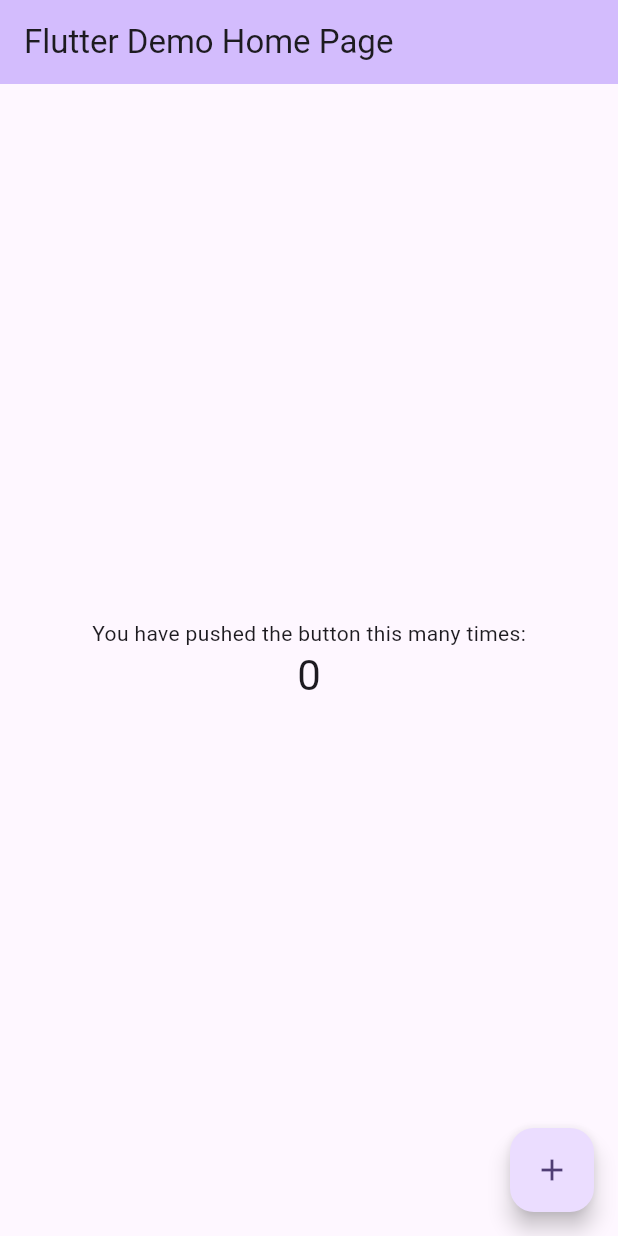
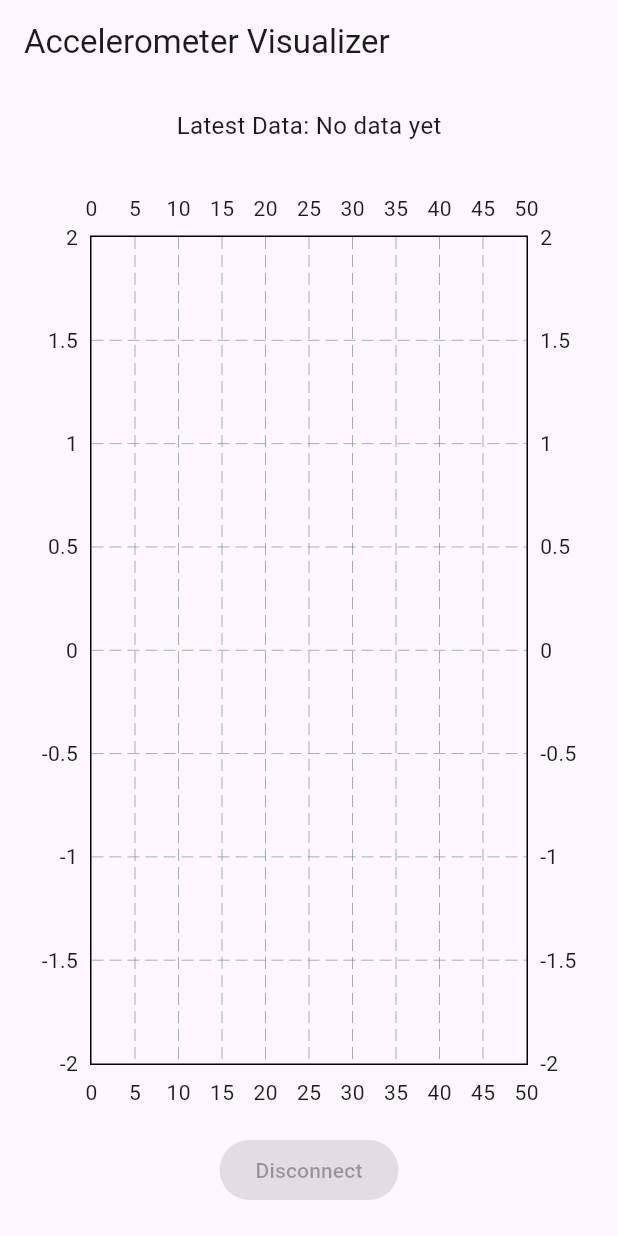
Before and after one commit to parispoll/RepTracker, a Flutter app: the screen it shows after launch, on a phone screen of 412 x 824 dp. Run offline on Flutter 3.47's test engine with Material 3 defaults, Android fonts, the light colour scheme and no system bars; drawn by our look-alikes of fl_chart; our stand-ins replace flutter_blue_plus, permission_handler.

Commit message:
visualize data

```diff
--- a/lib/main.dart
+++ b/lib/main.dart
@@ -1,122 +1,222 @@
 import 'package:flutter/material.dart';
+import 'package:flutter_blue_plus/flutter_blue_plus.dart';
+import 'package:permission_handler/permission_handler.dart';
+import 'package:fl_chart/fl_chart.dart';
 
 void main() {
-  runApp(const MyApp());
+  runApp(MyApp());
 }
 
 class MyApp extends StatelessWidget {
-  const MyApp({super.key});
-
-  // This widget is the root of your application.
   @override
   Widget build(BuildContext context) {
     return MaterialApp(
-      title: 'Flutter Demo',
-      theme: ThemeData(
-        // This is the theme of your application.
-        //
-        // TRY THIS: Try running your application with "flutter run". You'll see
-        // the application has a purple toolbar. Then, without quitting the app,
-        // try changing the seedColor in the colorScheme below to Colors.green
-        // and then invoke "hot reload" (save your changes or press the "hot
-        // reload" button in a Flutter-supported IDE, or press "r" if you used
-        // the command line to start the app).
-        //
-        // Notice that the counter didn't reset back to zero; the application
-        // state is not lost during the reload. To reset the state, use hot
-        // restart instead.
-        //
-        // This works for code too, not just values: Most code changes can be
-        // tested with just a hot reload.
-        colorScheme: ColorScheme.fromSeed(seedColor: Colors.deepPurple),
-      ),
-      home: const MyHomePage(title: 'Flutter Demo Home Page'),
+      home: AccelerometerVisualizer(),
     );
   }
 }
 
-class MyHomePage extends StatefulWidget {
-  const MyHomePage({super.key, required this.title});
+class AccelerometerVisualizer extends StatefulWidget {
+  @override
+  _AccelerometerVisualizerState createState() => _AccelerometerVisualizerState();
+}
 
-  // This widget is the home page of your application. It is stateful, meaning
-  // that it has a State object (defined below) that contains fields that affect
-  // how it looks.
-
-  // This class is the configuration for the state. It holds the values (in this
-  // case the title) provided by the parent (in this case the App widget) and
-  // used by the build method of the State. Fields in a Widget subclass are
-  // always marked "final".
-
-  final String title;
+class _AccelerometerVisualizerState extends State<AccelerometerVisualizer> {
+  BluetoothDevice? targetDevice;
+  BluetoothCharacteristic? targetCharacteristic;
+  String accelData = "No data yet";
+  static const String arduinoMacAddress = "D4:AB:D0:31:C3:3F";
+  List<double> xData = [];
+  List<double> yData = [];
+  List<double> zData = [];
+  final int maxPoints = 50;
 
   @override
-  State<MyHomePage> createState() => _MyHomePageState();
+  void initState() {
+    super.initState();
+    requestPermissions().then((granted) {
+      if (granted) {
+        startScanning();
+      } else {
+        setState(() {
+          accelData = "Permissions denied. Enable Bluetooth and Location in Settings.";
+        });
+      }
+    });
   }
 
-class _MyHomePageState extends State<MyHomePage> {
-  int _counter = 0;
+  Future<bool> requestPermissions() async {
+    Map<Permission, PermissionStatus> statuses = await [
+      Permission.bluetoothScan,
+      Permission.bluetoothConnect,
+      Permission.location,
+    ].request();
 
-  void _incrementCounter() {
+    bool allGranted = statuses[Permission.bluetoothScan]!.isGranted &&
+        statuses[Permission.bluetoothConnect]!.isGranted &&
+        statuses[Permission.location]!.isGranted;
+
+    if (!allGranted) {
+      print("Permissions status: $statuses");
+      openAppSettings();
+    }
+    return allGranted;
+  }
+
+  void startScanning() async {
+    try {
+      print("Checking Bluetooth support...");
+      if (!await FlutterBluePlus.isSupported) {
+        setState(() => accelData = "Bluetooth not supported");
+        return;
+      }
+
+      print("Checking Bluetooth state...");
+      if (await FlutterBluePlus.adapterState.first != BluetoothAdapterState.on) {
+        setState(() => accelData = "Please turn on Bluetooth");
+        return;
+      }
+
+      print("Starting BLE scan...");
+      await FlutterBluePlus.startScan(timeout: Duration(seconds: 15));
+
+      FlutterBluePlus.scanResults.listen((results) {
+        for (ScanResult r in results) {
+          if (r.device.id.toString().toUpperCase() == arduinoMacAddress.toUpperCase()) {
+            print("Found Arduino at $arduinoMacAddress! Connecting...");
+            FlutterBluePlus.stopScan();
+            connectToDevice(r.device);
+            break;
+          }
+        }
+      }, onError: (e) => print("Scan error: $e"));
+
+      await Future.delayed(Duration(seconds: 15));
+      if (FlutterBluePlus.isScanningNow) {
+        print("Stopping scan manually...");
+        await FlutterBluePlus.stopScan();
+        if (targetDevice == null) {
+          print("No Arduino found, retrying scan...");
+          startScanning();
+        }
+      }
+    } catch (e) {
+      print("Scanning failed: $e");
+      setState(() => accelData = "Scan failed: $e");
+    }
+  }
+
+  void connectToDevice(BluetoothDevice device) async {
+    try {
+      print("Connecting to ${device.id}...");
+      await device.connect();
       setState(() {
-      // This call to setState tells the Flutter framework that something has
-      // changed in this State, which causes it to rerun the build method below
-      // so that the display can reflect the updated values. If we changed
-      // _counter without calling setState(), then the build method would not be
-      // called again, and so nothing would appear to happen.
-      _counter++;
+        targetDevice = device;
+        accelData = "Connected to Arduino";
       });
+
+      print("Discovering services...");
+      List<BluetoothService> services = await device.discoverServices();
+      for (BluetoothService service in services) {
+        if (service.uuid.toString() == "19b10000-e8f2-537e-4f6c-d104768a1214") {
+          for (BluetoothCharacteristic characteristic in service.characteristics) {
+            if (characteristic.uuid.toString() == "19b10001-e8f2-537e-4f6c-d104768a1214") {
+              targetCharacteristic = characteristic;
+              await characteristic.setNotifyValue(true);
+              characteristic.value.listen((value) {
+                String data = String.fromCharCodes(value);
+                updateGraph(data);
+              });
+            }
+          }
+        }
+      }
+    } catch (e) {
+      print("Connection failed: $e");
+      setState(() => accelData = "Connection failed: $e");
+    }
+  }
+
+  void updateGraph(String data) {
+    List<String> values = data.split(",");
+    if (values.length == 3) {
+      double x = double.tryParse(values[0]) ?? 0;
+      double y = double.tryParse(values[1]) ?? 0;
+      double z = double.tryParse(values[2]) ?? 0;
+
+      setState(() {
+        accelData = data;
+        xData.add(x);
+        yData.add(y);
+        zData.add(z);
+        if (xData.length > maxPoints) {
+          xData.removeAt(0);
+          yData.removeAt(0);
+          zData.removeAt(0);
+        }
+      });
+    }
   }
 
   @override
   Widget build(BuildContext context) {
-    // This method is rerun every time setState is called, for instance as done
-    // by the _incrementCounter method above.
-    //
-    // The Flutter framework has been optimized to make rerunning build methods
-    // fast, so that you can just rebuild anything that needs updating rather
-    // than having to individually change instances of widgets.
     return Scaffold(
-      appBar: AppBar(
-        // TRY THIS: Try changing the color here to a specific color (to
-        // Colors.amber, perhaps?) and trigger a hot reload to see the AppBar
-        // change color while the other colors stay the same.
-        backgroundColor: Theme.of(context).colorScheme.inversePrimary,
-        // Here we take the value from the MyHomePage object that was created by
-        // the App.build method, and use it to set our appbar title.
-        title: Text(widget.title),
+      appBar: AppBar(title: Text("Accelerometer Visualizer")),
+      body: Column(
+        children: [
+          Padding(
+            padding: EdgeInsets.all(16.0),
+            child: Text("Latest Data: $accelData", style: TextStyle(fontSize: 16)),
           ),
-      body: Center(
-        // Center is a layout widget. It takes a single child and positions it
-        // in the middle of the parent.
-        child: Column(
-          // Column is also a layout widget. It takes a list of children and
-          // arranges them vertically. By default, it sizes itself to fit its
-          // children horizontally, and tries to be as tall as its parent.
-          //
-          // Column has various properties to control how it sizes itself and
-          // how it positions its children. Here we use mainAxisAlignment to
-          // center the children vertically; the main axis here is the vertical
-          // axis because Columns are vertical (the cross axis would be
-          // horizontal).
-          //
-          // TRY THIS: Invoke "debug painting" (choose the "Toggle Debug Paint"
-          // action in the IDE, or press "p" in the console), to see the
-          // wireframe for each widget.
-          mainAxisAlignment: MainAxisAlignment.center,
-          children: <Widget>[
-            const Text('You have pushed the button this many times:'),
-            Text(
-              '$_counter',
-              style: Theme.of(context).textTheme.headlineMedium,
+          Expanded(
+            child: Padding(
+              padding: EdgeInsets.all(16.0),
+              child: LineChart(
+                LineChartData(
+                  gridData: FlGridData(show: true),
+                  titlesData: FlTitlesData(show: true),
+                  borderData: FlBorderData(show: true),
+                  minX: 0,
+                  maxX: maxPoints.toDouble(),
+                  minY: -2,
+                  maxY: 2,
+                  lineBarsData: [
+                    LineChartBarData(
+                      spots: xData.asMap().entries.map((e) => FlSpot(e.key.toDouble(), e.value)).toList(),
+                      isCurved: true,
+                      color: Colors.red,
+                      dotData: FlDotData(show: false),
+                    ),
+                    LineChartBarData(
+                      spots: yData.asMap().entries.map((e) => FlSpot(e.key.toDouble(), e.value)).toList(),
+                      isCurved: true,
+                      color: Colors.green,
+                      dotData: FlDotData(show: false),
+                    ),
+                    LineChartBarData(
+                      spots: zData.asMap().entries.map((e) => FlSpot(e.key.toDouble(), e.value)).toList(),
+                      isCurved: true,
+                      color: Colors.blue,
+                      dotData: FlDotData(show: false),
                     ),
                   ],
                 ),
               ),
-      floatingActionButton: FloatingActionButton(
-        onPressed: _incrementCounter,
-        tooltip: 'Increment',
-        child: const Icon(Icons.add),
-      ), // This trailing comma makes auto-formatting nicer for build methods.
+            ),
+          ),
+          ElevatedButton(
+            onPressed: targetDevice != null ? () => targetDevice!.disconnect() : null,
+            child: Text("Disconnect"),
+          ),
+          SizedBox(height: 20),
+        ],
+      ),
     );
   }
+
+  @override
+  void dispose() {
+    targetDevice?.disconnect();
+    super.dispose();
   }
+}
--- a/pubspec.yaml
+++ b/pubspec.yaml
@@ -43,7 +43,10 @@ dependencies:
   # Use with the CupertinoIcons class for iOS style icons.
   cupertino_icons: ^1.0.8
   flutter_blue_plus: ^1.35.2
-  fl_chart: ^0.70.2
+  fl_chart: ^0.68.0
+  flutter_reactive_ble: ^5.4.0
+  permission_handler: ^11.3.1
+  path_provider: ^2.1.4
 
 dev_dependencies:
   flutter_test:
```
Also changed, not shown: 5 other files. Lines whose indentation alone changed are shown as unchanged.
